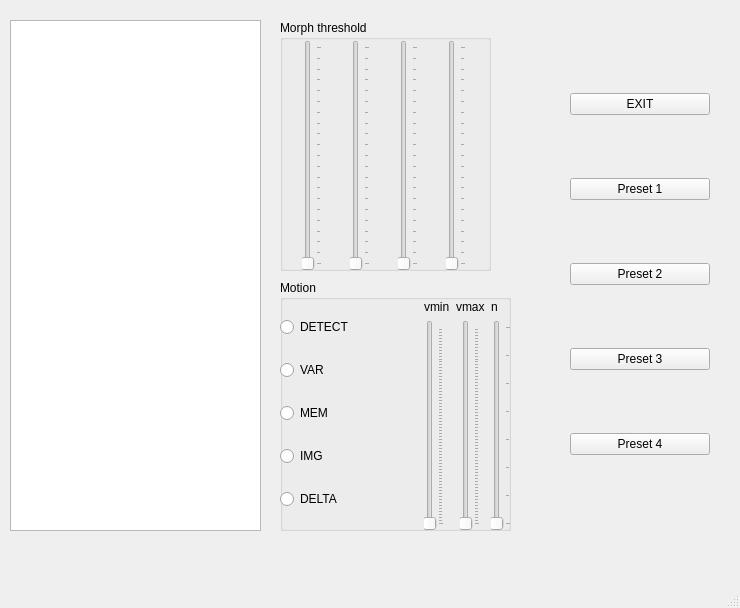
Qt form control/control.ui (jgrahsl/stereovision) before a commit.
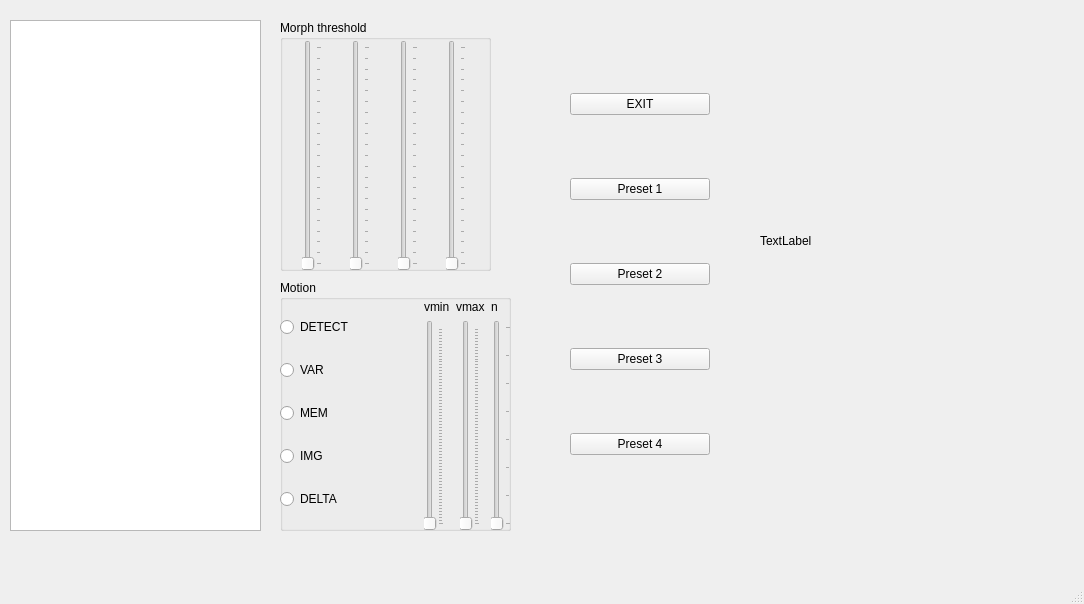
The same form after that commit.

Diff of the .ui file:
```diff
--- a/control/control.ui
+++ b/control/control.ui
@@ -6,8 +6,8 @@
    <rect>
     <x>0</x>
     <y>0</y>
-    <width>740</width>
-    <height>608</height>
+    <width>1084</width>
+    <height>604</height>
    </rect>
   </property>
   <property name="windowTitle">
@@ -408,6 +408,19 @@
      </item>
     </layout>
    </widget>
+   <widget class="QLabel" name="label_pic">
+    <property name="geometry">
+     <rect>
+      <x>760</x>
+      <y>40</y>
+      <width>271</width>
+      <height>401</height>
+     </rect>
+    </property>
+    <property name="text">
+     <string>TextLabel</string>
+    </property>
+   </widget>
   </widget>
   <widget class="QMenuBar" name="menubar">
    <property name="geometry">
```
Left out of the diff: 2 changed lines with no effect on the pictures.
